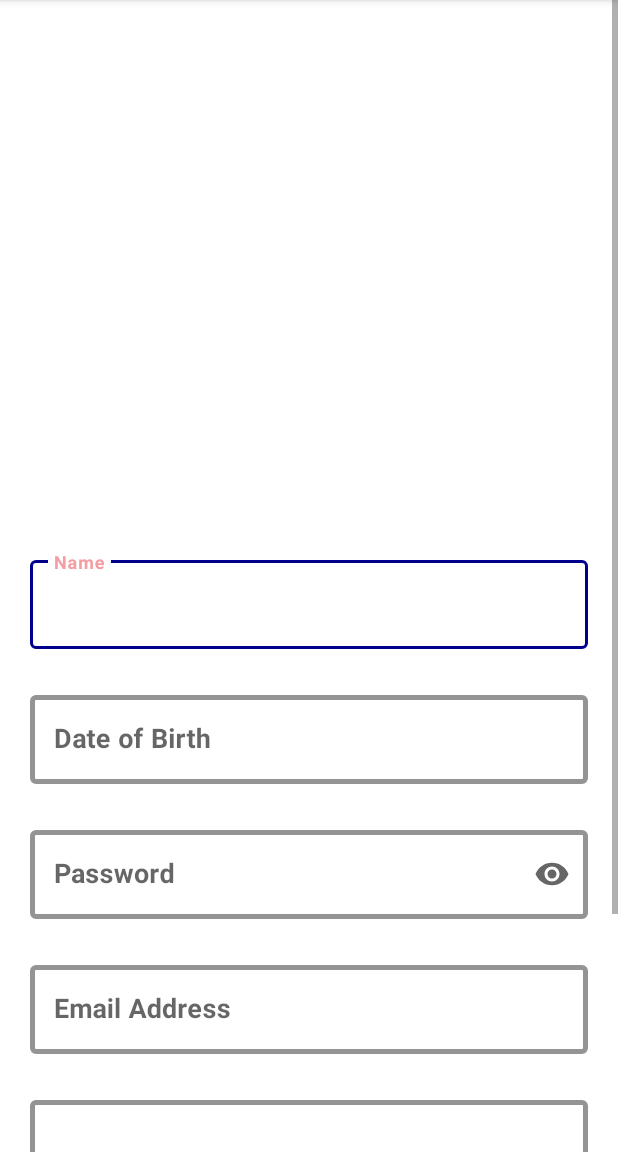
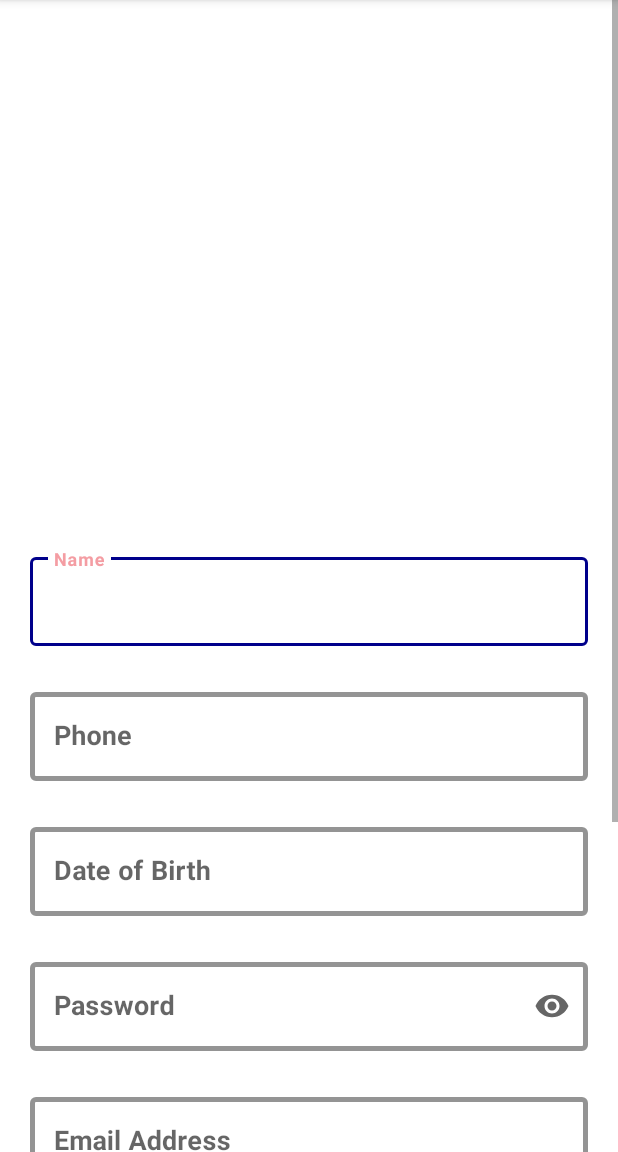
Before and after one commit to sbansal1999/medical-gateway, an Android app: the RegisterActivity screen opened directly, with no data from a screen before it, on a phone screen of 412 x 824 dp, the part 84-1236 px from its top. Run offline under Robolectric (Android 15) with nearby library versions, the phone set to English and light mode, and no system bars.

Commit message:
backcoding of register activity

```diff
--- a/app/src/main/res/layout/activity_register.xml
+++ b/app/src/main/res/layout/activity_register.xml
@@ -22,13 +22,11 @@
 
 
             <androidx.constraintlayout.widget.Guideline
-                android:id="@+id/guideline"
+                android:id="@+id/guideline4"
                 android:layout_width="wrap_content"
                 android:layout_height="wrap_content"
                 android:orientation="horizontal"
-
-                app:layout_constraintGuide_percent="0.38" />
-
+                app:layout_constraintGuide_percent="0.34" />
 
             <com.google.android.material.textfield.TextInputLayout
                 android:id="@+id/text_name"
@@ -39,14 +37,12 @@
                 android:layout_marginLeft="20dp"
                 android:layout_marginEnd="20dp"
                 android:layout_marginRight="20dp"
-                android:layout_marginBottom="25dp"
                 app:boxStrokeColor="#00008B"
                 app:boxStrokeWidth="3dp"
                 app:endIconMode="clear_text"
-                app:layout_constraintBottom_toTopOf="@+id/text_dob"
                 app:layout_constraintEnd_toEndOf="parent"
                 app:layout_constraintStart_toStartOf="parent"
-                app:layout_constraintTop_toTopOf="@+id/guideline">
+                app:layout_constraintTop_toTopOf="@+id/guideline4">
 
                 <com.google.android.material.textfield.TextInputEditText
                     android:layout_width="match_parent"
@@ -56,6 +52,31 @@
 
                     android:textStyle="bold" />
 
+            </com.google.android.material.textfield.TextInputLayout>
+
+            <com.google.android.material.textfield.TextInputLayout
+                android:id="@+id/text_number"
+                style="@style/Widget.MaterialComponents.TextInputLayout.OutlinedBox"
+                android:layout_width="match_parent"
+                android:layout_height="wrap_content"
+                android:layout_marginStart="20dp"
+                android:layout_marginLeft="20dp"
+                app:boxStrokeColor="#00008B"
+                app:boxStrokeWidth="3dp"
+                app:endIconMode="clear_text"
+                android:layout_marginTop="25dp"
+                android:layout_marginEnd="20dp"
+                android:layout_marginRight="20dp"
+                app:layout_constraintEnd_toEndOf="parent"
+                app:layout_constraintStart_toStartOf="parent"
+                app:layout_constraintTop_toBottomOf="@+id/text_name">
+
+                <com.google.android.material.textfield.TextInputEditText
+                    android:layout_width="match_parent"
+                    android:layout_height="wrap_content"
+                    android:hint="@string/Phone"
+                    android:textSize="18sp"
+                    android:textStyle="bold" />
             </com.google.android.material.textfield.TextInputLayout>
 
             <com.google.android.material.textfield.TextInputLayout
@@ -73,7 +94,7 @@
                 app:endIconMode="clear_text"
                 app:layout_constraintEnd_toEndOf="parent"
                 app:layout_constraintStart_toStartOf="parent"
-                app:layout_constraintTop_toBottomOf="@+id/text_name">
+                app:layout_constraintTop_toBottomOf="@+id/text_number">
 
                 <com.google.android.material.textfield.TextInputEditText
                     android:layout_width="match_parent"
@@ -122,10 +143,11 @@
                 android:layout_marginRight="20dp"
                 app:boxStrokeColor="#00008B"
                 app:boxStrokeWidth="3dp"
+                app:errorEnabled="true"
                 app:endIconMode="clear_text"
-                app:layout_constraintEnd_toEndOf="@+id/text_ppassword"
-                app:layout_constraintStart_toStartOf="@+id/text_ppassword"
-                app:layout_constraintTop_toBottomOf="@+id/text_ppassword">
+                app:layout_constraintEnd_toEndOf="@+id/text_password"
+                app:layout_constraintStart_toStartOf="@+id/text_password"
+                app:layout_constraintTop_toBottomOf="@+id/text_password">
 
                 <com.google.android.material.textfield.TextInputEditText
                     android:layout_width="match_parent"
@@ -136,7 +158,7 @@
             </com.google.android.material.textfield.TextInputLayout>
 
             <com.google.android.material.textfield.TextInputLayout
-                android:id="@+id/text_ppassword"
+                android:id="@+id/text_password"
                 style="@style/Widget.MaterialComponents.TextInputLayout.OutlinedBox"
                 android:layout_width="match_parent"
                 android:layout_height="wrap_content"
--- a/app/src/main/res/values/strings.xml
+++ b/app/src/main/res/values/strings.xml
@@ -7,6 +7,7 @@
     <string name="ph.no">Ph.No  </string>
     <string name="email">Email Address  </string>
     <string name="Address">Residential Address  </string>
+    <string name="Phone">Phone </string>
 
 
     <string-array name="image_slider">
```
Also changed, not shown: app/src/main/java/com/example/medicalgateway/MainActivity.java (+23 -2 lines), app/src/main/java/com/example/medicalgateway/RegisterActivity.java (+49 -2 lines).
